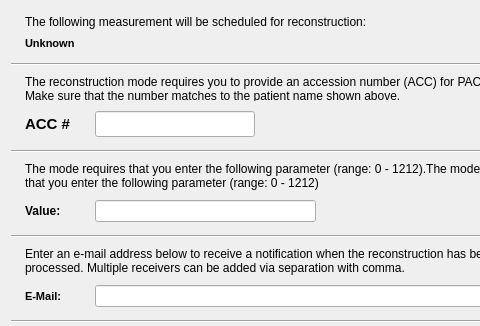
Old version of the form OfflineReconClient/ort_confirmationdialog.ui in the repository WillForan/yarraclient; both pictures show x 0 to 480 and y 0 to 326 of the 562 by 414 pixel window.
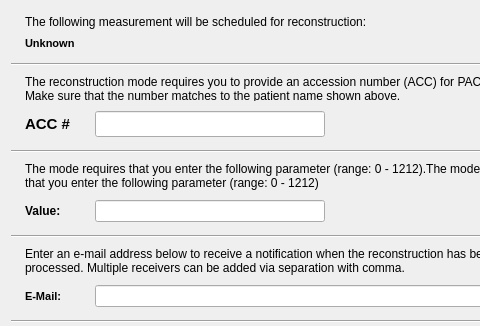
New version of the form.

The edit to the form file:
```diff
--- a/OfflineReconClient/ort_confirmationdialog.ui
+++ b/OfflineReconClient/ort_confirmationdialog.ui
@@ -190,9 +190,15 @@
         </item>
         <item>
          <widget class="QLineEdit" name="accEdit">
+          <property name="minimumSize">
+           <size>
+            <width>230</width>
+            <height>0</height>
+           </size>
+          </property>
           <property name="maximumSize">
            <size>
-            <width>160</width>
+            <width>230</width>
             <height>16777215</height>
            </size>
           </property>
@@ -204,7 +210,10 @@
            </font>
           </property>
           <property name="inputMask">
-           <string>&gt;NNNNNNNNNNNN</string>
+           <string>&gt;NNNNNNNNNNNNNNNNNNNN</string>
+          </property>
+          <property name="maxLength">
+           <number>20</number>
           </property>
          </widget>
         </item>
@@ -320,6 +329,18 @@
         </item>
         <item>
          <widget class="QLineEdit" name="paramEdit">
+          <property name="minimumSize">
+           <size>
+            <width>230</width>
+            <height>0</height>
+           </size>
+          </property>
+          <property name="maximumSize">
+           <size>
+            <width>230</width>
+            <height>16777215</height>
+           </size>
+          </property>
           <property name="inputMask">
            <string>000000000000</string>
           </property>
```
